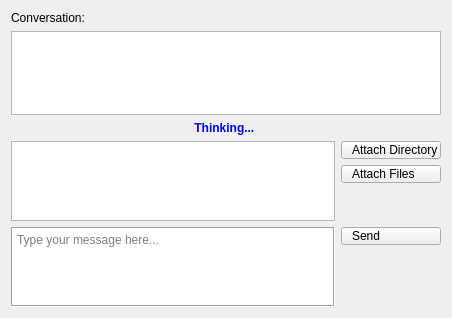
The window that obeliscaDivergencia/gui/conversationWidget.ui (lurid-bogey/obelisca-divergencia) describes before a commit, drawn with Qt 5.
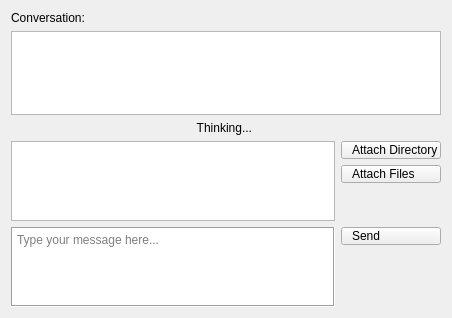
The same window after the commit. Icons and pictures are not drawn.

Patch:
```diff
--- a/obeliscaDivergencia/gui/conversationWidget.ui
+++ b/obeliscaDivergencia/gui/conversationWidget.ui
@@ -33,9 +33,6 @@
      <property name="visible">
       <bool>true</bool>
      </property>
-     <property name="styleSheet">
-      <string notr="true">color: blue; font-weight: bold;</string>
-     </property>
      <property name="text">
       <string>&lt;html&gt;&lt;img src=&quot;assets/ai-spark.png&quot; width=&quot;16&quot; height=&quot;16&quot;&gt;&lt;span style=&quot;line-height:16px;&quot;&gt; Thinking... &lt;/span&gt;&lt;/html&gt;</string>
      </property>
```
